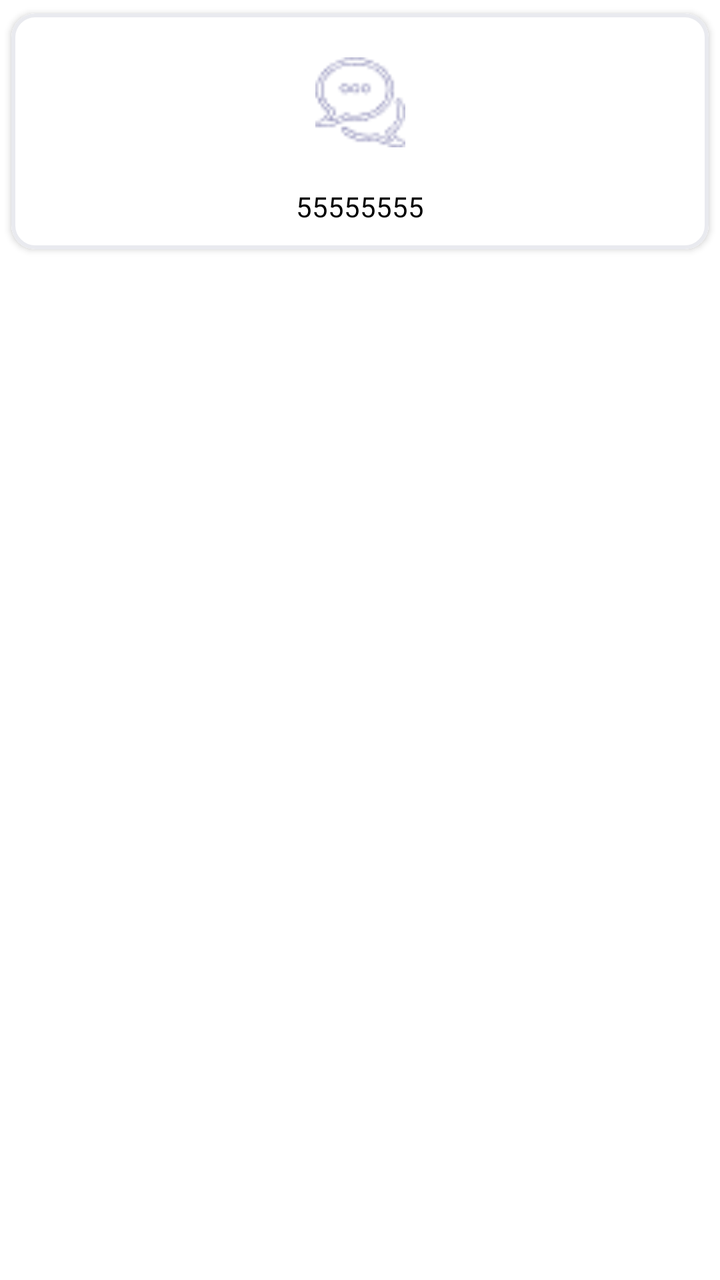
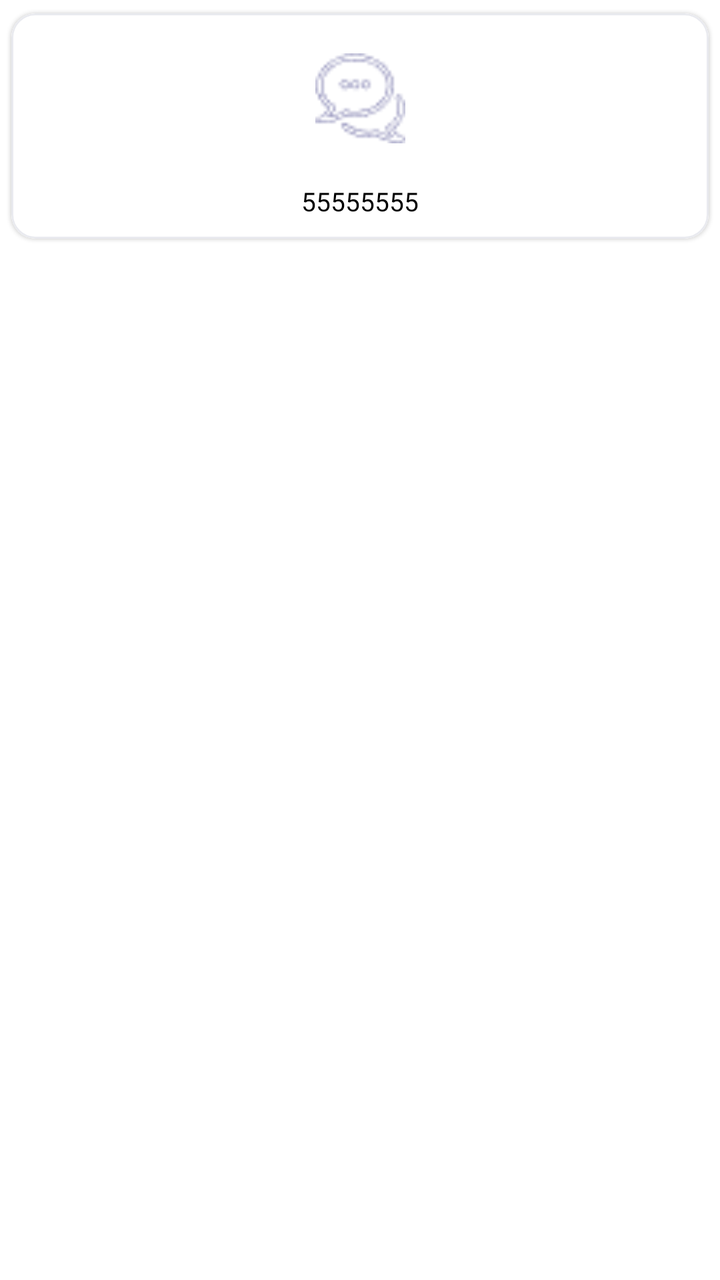

The first picture is an Android layout as it rendered before a commit; the second is the same layout after the commit. The layout source and the unified diff follow.
<!-- AndroidManifest.xml: application theme Theme.NewDesign -->
<!-- res/layout/item_layout_rvservices.xml -->
<?xml version="1.0" encoding="utf-8"?>
<androidx.constraintlayout.widget.ConstraintLayout
        xmlns:android="http://schemas.android.com/apk/res/android"
        xmlns:app="http://schemas.android.com/apk/res-auto"
        android:layout_width="match_parent"
        android:layout_height="125dp">

    <com.google.android.material.card.MaterialCardView
            android:id="@+id/cardview"
            android:layout_width="match_parent"
            android:layout_height="wrap_content"
            app:cardCornerRadius="12dp"
            app:cardUseCompatPadding="true"
            app:cardElevation="2dp"
            app:strokeWidth="2dp"
            app:strokeColor="#E9EAEF"
            app:layout_constraintEnd_toEndOf="parent"
            app:layout_constraintStart_toStartOf="parent"
            app:layout_constraintTop_toTopOf="parent"
            >

        <androidx.constraintlayout.widget.ConstraintLayout
                android:id="@+id/layput_services"
                android:layout_width="match_parent"
                android:layout_height="match_parent"
                android:background="@color/white"
                android:padding="2dp">

            <androidx.constraintlayout.widget.ConstraintLayout
                    android:id="@+id/layout_uploadImage"
                    android:layout_width="85dp"
                    android:layout_height="85dp"
                    app:layout_constraintTop_toTopOf="parent"
                    app:layout_constraintEnd_toEndOf="parent"
                    app:layout_constraintStart_toStartOf="parent">

                <com.google.android.material.imageview.ShapeableImageView
                        android:id="@+id/iv_services"
                        android:layout_width="45dp"
                        android:layout_height="45dp"
                        android:adjustViewBounds="true"
                        android:scaleType="fitCenter"
                        android:src="@drawable/ic_chat"
                        app:layout_constraintBottom_toBottomOf="parent"
                        app:layout_constraintEnd_toEndOf="parent"
                        app:layout_constraintStart_toStartOf="parent"
                        app:layout_constraintTop_toTopOf="parent" />
                <com.google.android.material.imageview.ShapeableImageView
                        android:id="@+id/iv_homecare"
                        android:layout_width="45dp"
                        android:layout_height="45dp"
                        android:adjustViewBounds="true"
                        android:scaleType="fitCenter"
                        app:tint="@color/blue"
                        app:layout_constraintBottom_toBottomOf="parent"
                        app:layout_constraintEnd_toEndOf="parent"
                        app:layout_constraintStart_toStartOf="parent"
                        app:layout_constraintTop_toTopOf="parent" />
            </androidx.constraintlayout.widget.ConstraintLayout>


            <TextView
                    android:id="@+id/tv_serviceName"
                    android:layout_width="wrap_content"
                    android:layout_height="wrap_content"
                    android:layout_marginBottom="10dp"
                    android:text="55555555"
                    android:gravity="center"
                    android:fontFamily="@font/sf_pro_display_semibold"
                    android:textAppearance="@style/TextAppearance.AppCompat.Headline"
                    android:textColor="@color/black"
                    android:textSize="14sp"
                    app:layout_constraintBottom_toBottomOf="parent"
                    app:layout_constraintStart_toStartOf="parent"
                    app:layout_constraintEnd_toEndOf="parent"
                    app:layout_constraintTop_toBottomOf="@+id/layout_uploadImage" />


        </androidx.constraintlayout.widget.ConstraintLayout>

    </com.google.android.material.card.MaterialCardView>
</androidx.constraintlayout.widget.ConstraintLayout>
<!-- resources referenced by this layout -->
<resources>
  <color name="black">#FF000000</color>
  <color name="blue">#2B2979</color>
  <color name="white">#FFFFFFFF</color>
  <!-- drawable ic_chat: png bitmap (drawable, 1329 bytes) -->
  <style name="Theme.NewDesign" parent="Theme.MaterialComponents.Light.NoActionBar">
          
          <item name="colorPrimary">@color/purple_500</item>
          <item name="colorPrimaryVariant">@color/purple_700</item>
          <item name="colorOnPrimary">@color/white</item>
          
          <item name="colorSecondary">#0639BA</item>
          <item name="colorSecondaryVariant">@color/teal_700</item>
          <item name="colorOnSecondary">@color/black</item>
          
          <item name="android:statusBarColor">?attr/colorPrimaryVariant</item>
          
      </style>
  <color name="purple_500">#AEB3BE</color>
  <color name="purple_700">#FF3700B3</color>
  <color name="teal_700">#FF018786</color>
</resources>

<!-- the commit's change to res/layout/item_layout_rvservices.xml (unified diff, before → after) -->
@@ -3,7 +3,8 @@
         xmlns:android="http://schemas.android.com/apk/res/android"
         xmlns:app="http://schemas.android.com/apk/res-auto"
         android:layout_width="match_parent"
-        android:layout_height="125dp">
+        android:layout_height="125dp"
+        >
 
     <com.google.android.material.card.MaterialCardView
             android:id="@+id/cardview"
@@ -11,8 +12,8 @@
             android:layout_height="wrap_content"
             app:cardCornerRadius="12dp"
             app:cardUseCompatPadding="true"
-            app:cardElevation="2dp"
-            app:strokeWidth="2dp"
+            app:cardElevation="1dp"
+            app:strokeWidth="1dp"
             app:strokeColor="#E9EAEF"
             app:layout_constraintEnd_toEndOf="parent"
             app:layout_constraintStart_toStartOf="parent"
@@ -24,7 +25,7 @@
                 android:layout_width="match_parent"
                 android:layout_height="match_parent"
                 android:background="@color/white"
-                android:padding="2dp">
+               >
 
             <androidx.constraintlayout.widget.ConstraintLayout
                     android:id="@+id/layout_uploadImage"
@@ -69,7 +70,7 @@
                     android:fontFamily="@font/sf_pro_display_semibold"
                     android:textAppearance="@style/TextAppearance.AppCompat.Headline"
                     android:textColor="@color/black"
-                    android:textSize="14sp"
+                    android:textSize="13sp"
                     app:layout_constraintBottom_toBottomOf="parent"
                     app:layout_constraintStart_toStartOf="parent"
                     app:layout_constraintEnd_toEndOf="parent"
<!-- resource entries referenced after the edit -->
@@ -14,7 +14,9 @@
           <item name="colorSecondaryVariant">@color/teal_700</item>
           <item name="colorOnSecondary">@color/black</item>
           
-          <item name="android:statusBarColor">?attr/colorPrimaryVariant</item>
+          <item name="android:statusBarColor">@color/purple_700</item>
+          <item name="android:windowLightStatusBar">false</item>
+          <item name="android:windowDrawsSystemBarBackgrounds">true</item>
           
       </style>
   <color name="purple_500">#AEB3BE</color>
